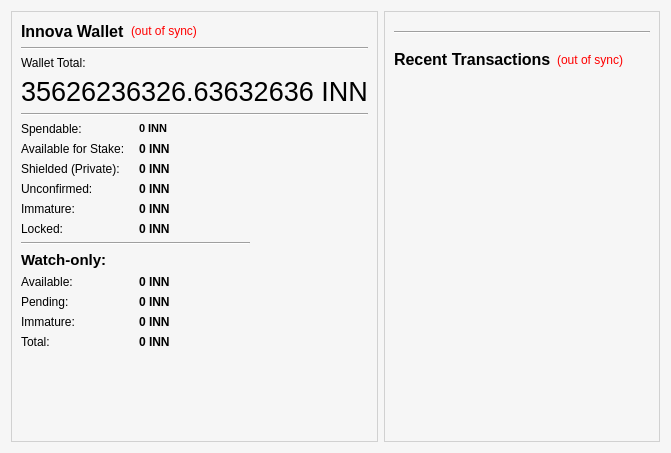
The window that src/qt/forms/overviewpage.ui (rxvnvn/innova) describes before a commit, drawn with Qt 5.
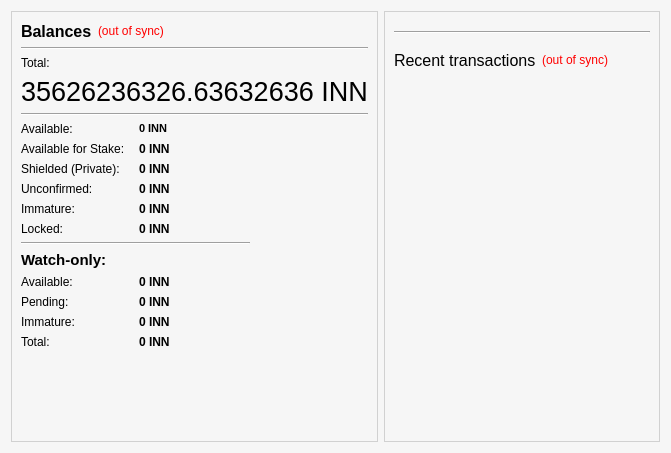
The same window after the commit.

The edit to the form file:
```diff
--- a/src/qt/forms/overviewpage.ui
+++ b/src/qt/forms/overviewpage.ui
@@ -110,7 +110,7 @@
           <item row="0" column="0">
            <widget class="QLabel" name="label">
             <property name="text">
-             <string>Spendable:</string>
+             <string>Available:</string>
             </property>
            </widget>
           </item>
@@ -488,7 +488,7 @@
              <string notr="true"/>
             </property>
             <property name="text">
-             <string>Innova Wallet</string>
+             <string>Balances</string>
             </property>
            </widget>
           </item>
@@ -551,7 +551,7 @@
            <string notr="true"/>
           </property>
           <property name="text">
-           <string>Wallet Total:</string>
+           <string>Total:</string>
           </property>
          </widget>
         </item>
@@ -598,7 +598,7 @@
            </font>
           </property>
           <property name="text">
-           <string>&lt;b&gt;Recent Transactions&lt;/b&gt;</string>
+           <string>Recent transactions</string>
           </property>
          </widget>
         </item>
```
Left out of the diff: 4 changed lines with no effect on the pictures.
